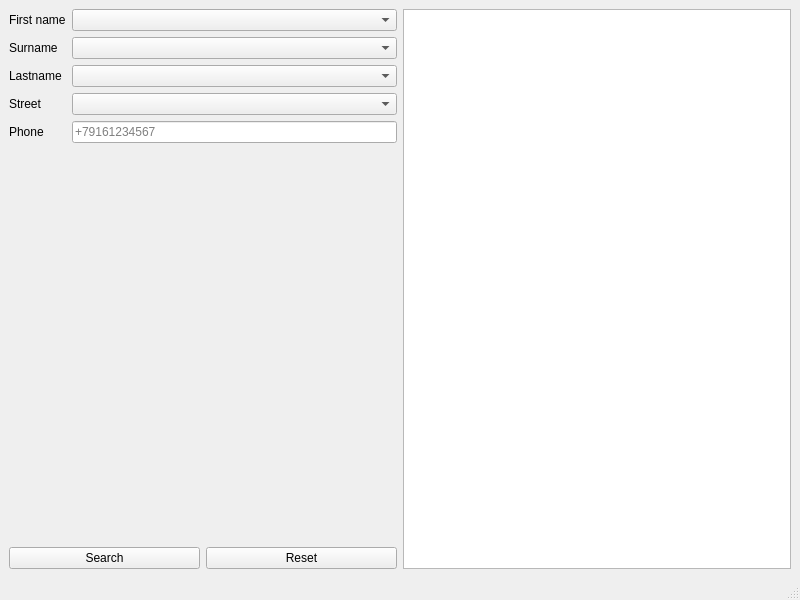
Qt form ui/mainWindow.ui (Technohamster-py/mai-db-learn) before a commit.
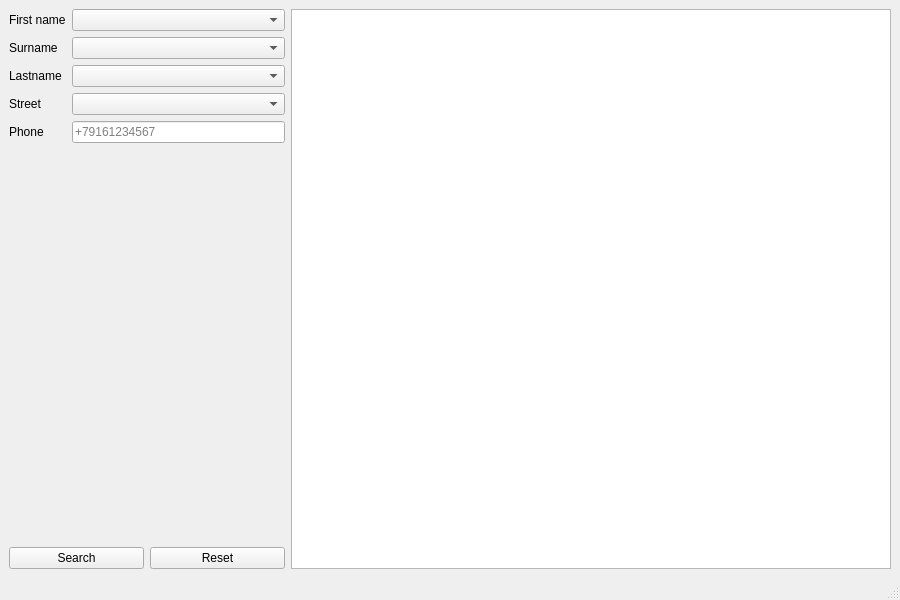
The same form after that commit.

Commit message: Changed main layout

The edit to the form file:
```diff
--- a/ui/mainWindow.ui
+++ b/ui/mainWindow.ui
@@ -6,10 +6,16 @@
    <rect>
     <x>0</x>
     <y>0</y>
-    <width>800</width>
+    <width>900</width>
     <height>600</height>
    </rect>
   </property>
+  <property name="minimumSize">
+   <size>
+    <width>900</width>
+    <height>0</height>
+   </size>
+  </property>
   <property name="windowTitle">
    <string>MainWindow</string>
   </property>
@@ -118,7 +124,14 @@
      </layout>
     </item>
     <item>
-     <widget class="QTableView" name="resultView"/>
+     <widget class="QTableView" name="resultView">
+      <property name="minimumSize">
+       <size>
+        <width>600</width>
+        <height>0</height>
+       </size>
+      </property>
+     </widget>
     </item>
    </layout>
   </widget>
```
Left out of the diff: 2 changed lines with no effect on the pictures. The commit also changes 1 other file.
